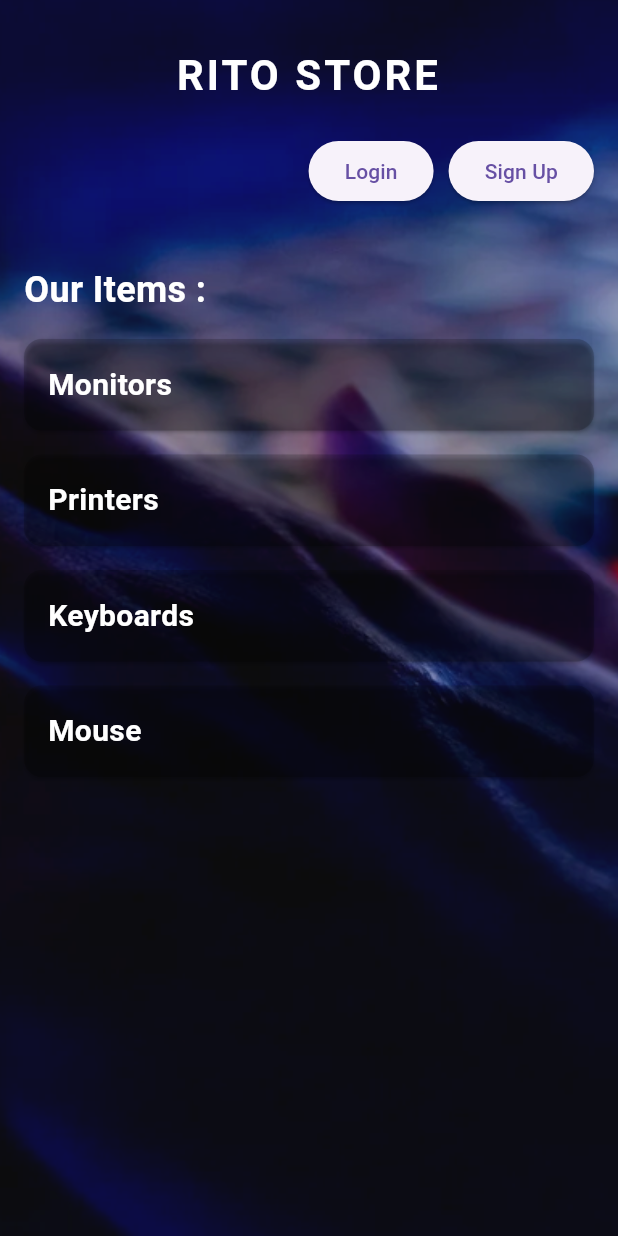
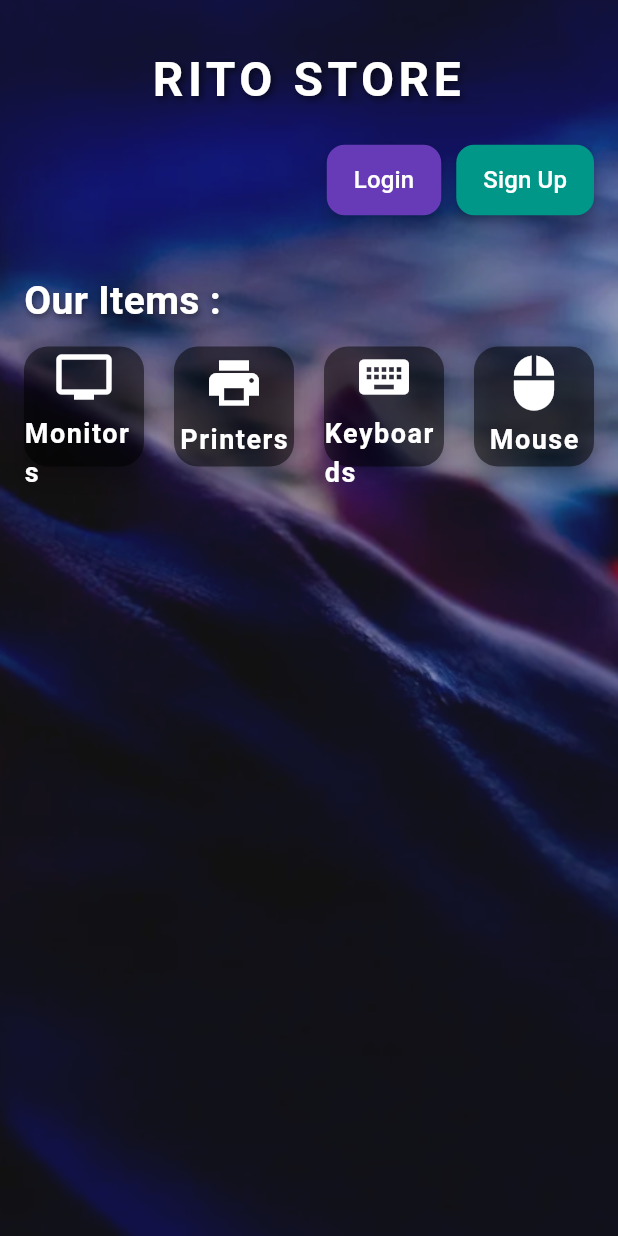
Before and after one commit to Harsh2892003/rito_store_app, a Flutter app: the screen it shows after launch, on a phone screen of 412 x 824 dp. Run offline on Flutter 3.47's test engine with Material 3 defaults, Android fonts, the phone set to English and light mode, and no system bars; our stand-ins replace cloud_firestore, firebase_core; accounts and stored records are empty.

Commit message:
added home screen boxes

```diff
--- a/lib/main.dart
+++ b/lib/main.dart
@@ -15,7 +15,10 @@ class MyApp extends StatelessWidget {
 
   @override
   Widget build(BuildContext context) {
-    return const MaterialApp(home: Scaffold(body: BackgroundScreen()));
+    return const MaterialApp(
+      debugShowCheckedModeBanner: false,
+      home: Scaffold(body: BackgroundScreen()),
+    );
   }
 }
 
@@ -29,32 +32,53 @@ class BackgroundScreen extends StatelessWidget {
         image: DecorationImage(
           image: AssetImage("assets/RITOSTORE.png"),
           fit: BoxFit.cover,
+          opacity: 0.98,
         ),
       ),
       child: SafeArea(
         child: Column(
           crossAxisAlignment: CrossAxisAlignment.stretch,
           children: [
+            // Title
             const Padding(
               padding: EdgeInsets.only(top: 30.0),
               child: Text(
                 "RITO STORE",
                 textAlign: TextAlign.center,
                 style: TextStyle(
-                  fontSize: 28,
+                  fontSize: 32,
                   fontWeight: FontWeight.bold,
                   color: Colors.white,
-                  letterSpacing: 2,
+                  letterSpacing: 3,
+                  shadows: [
+                    Shadow(
+                      blurRadius: 6,
+                      color: Colors.black54,
+                      offset: Offset(2, 2),
+                    ),
+                  ],
                 ),
               ),
             ),
 
+            // Buttons
             Padding(
               padding: const EdgeInsets.only(top: 20.0, right: 16.0),
               child: Row(
                 mainAxisAlignment: MainAxisAlignment.end,
                 children: [
                   ElevatedButton(
+                    style: ElevatedButton.styleFrom(
+                      backgroundColor: Colors.deepPurple,
+                      padding: const EdgeInsets.symmetric(
+                        horizontal: 18,
+                        vertical: 12,
+                      ),
+                      shape: RoundedRectangleBorder(
+                        borderRadius: BorderRadius.circular(12),
+                      ),
+                      elevation: 4,
+                    ),
                     onPressed: () {
                       Navigator.push(
                         context,
@@ -63,10 +87,24 @@ class BackgroundScreen extends StatelessWidget {
                         ),
                       );
                     },
-                    child: const Text("Login"),
+                    child: const Text(
+                      "Login",
+                      style: TextStyle(fontSize: 16, color: Colors.white),
+                    ),
                   ),
                   const SizedBox(width: 10),
                   ElevatedButton(
+                    style: ElevatedButton.styleFrom(
+                      backgroundColor: Colors.teal,
+                      padding: const EdgeInsets.symmetric(
+                        horizontal: 18,
+                        vertical: 12,
+                      ),
+                      shape: RoundedRectangleBorder(
+                        borderRadius: BorderRadius.circular(12),
+                      ),
+                      elevation: 4,
+                    ),
                     onPressed: () {
                       Navigator.push(
                         context,
@@ -75,7 +113,10 @@ class BackgroundScreen extends StatelessWidget {
                         ),
                       );
                     },
-                    child: const Text("Sign Up"),
+                    child: const Text(
+                      "Sign Up",
+                      style: TextStyle(fontSize: 16, color: Colors.white),
+                    ),
                   ),
                 ],
               ),
@@ -89,22 +130,35 @@ class BackgroundScreen extends StatelessWidget {
               child: Text(
                 "Our Items :",
                 style: TextStyle(
-                  fontSize: 24,
+                  fontSize: 26,
                   fontWeight: FontWeight.bold,
                   color: Colors.white,
+                  shadows: [
+                    Shadow(
+                      blurRadius: 5,
+                      color: Colors.black45,
+                      offset: Offset(1, 2),
+                    ),
+                  ],
                 ),
               ),
             ),
 
-            // Items Section
+            // Items Grid
             Expanded(
-              child: ListView(
+              child: Padding(
+                padding: const EdgeInsets.symmetric(horizontal: 12.0),
+                child: GridView.count(
+                  crossAxisCount: 4,
+                  crossAxisSpacing: 12,
+                  mainAxisSpacing: 12,
                   children: const [
-                  ItemRow(title: "Monitors"),
-                  ItemRow(title: "Printers"),
-                  ItemRow(title: "Keyboards"),
-                  ItemRow(title: "Mouse"),
+                    ItemBox(title: "Monitors", icon: Icons.tv),
+                    ItemBox(title: "Printers", icon: Icons.print),
+                    ItemBox(title: "Keyboards", icon: Icons.keyboard),
+                    ItemBox(title: "Mouse", icon: Icons.mouse),
                   ],
+                ),
               ),
             ),
           ],
@@ -114,24 +168,57 @@ class BackgroundScreen extends StatelessWidget {
   }
 }
 
-class ItemRow extends StatelessWidget {
+class ItemBox extends StatelessWidget {
   final String title;
-  const ItemRow({super.key, required this.title});
+  final IconData icon;
+  const ItemBox({super.key, required this.title, required this.icon});
 
   @override
   Widget build(BuildContext context) {
     return Card(
-      margin: const EdgeInsets.symmetric(horizontal: 16, vertical: 8),
-      color: const Color.fromARGB(42, 0, 0, 0),
-      child: Padding(
-        padding: const EdgeInsets.all(16.0),
-        child: Text(
+      color: Colors.black.withOpacity(0.5),
+      shape: RoundedRectangleBorder(borderRadius: BorderRadius.circular(16)),
+      elevation: 6,
+      child: InkWell(
+        borderRadius: BorderRadius.circular(16),
+        onTap: () {
+          // Show dialog when tapped
+          showDialog(
+            context: context,
+            builder: (context) => AlertDialog(
+              shape: RoundedRectangleBorder(
+                borderRadius: BorderRadius.circular(16),
+              ),
+              backgroundColor: Colors.white,
+              title: const Text(
+                "Login Required",
+                style: TextStyle(fontWeight: FontWeight.bold),
+              ),
+              content: const Text("Please login or sign up before use."),
+              actions: [
+                TextButton(
+                  onPressed: () => Navigator.pop(context),
+                  child: const Text("OK"),
+                ),
+              ],
+            ),
+          );
+        },
+        child: Column(
+          mainAxisAlignment: MainAxisAlignment.center,
+          children: [
+            Icon(icon, color: Colors.white, size: 40),
+            const SizedBox(height: 5),
+            Text(
               title,
               style: const TextStyle(
-            fontSize: 20,
+                fontSize: 18,
                 fontWeight: FontWeight.bold,
                 color: Colors.white,
+                letterSpacing: 1,
               ),
+            ),
+          ],
         ),
       ),
     );
```
Also changed, not shown: pubspec.lock, 1 other file. Lines whose indentation alone changed are shown as unchanged.
